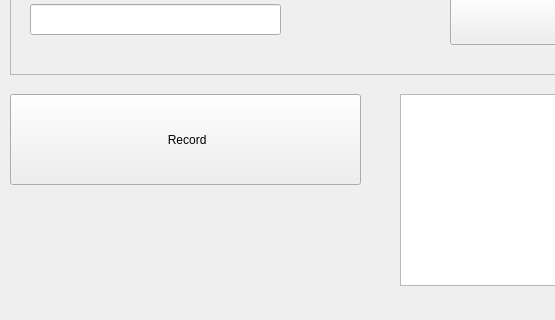
notjoedo/recorder-app, file form.ui: the form before one commit; both pictures show x 0 to 555 and y 315 to 635 of the 814 by 635 pixel window.
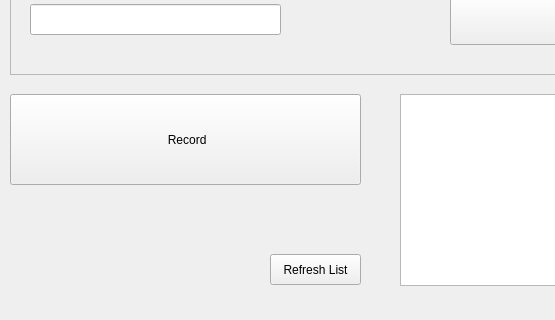
The form after the commit. Icons and pictures are not drawn.

Commit message: Implemented import file and refresh list function

```diff
--- a/form.ui
+++ b/form.ui
@@ -307,6 +307,19 @@
      </rect>
     </property>
    </widget>
+   <widget class="QToolButton" name="refreshList">
+    <property name="geometry">
+     <rect>
+      <x>270</x>
+      <y>550</y>
+      <width>91</width>
+      <height>31</height>
+     </rect>
+    </property>
+    <property name="text">
+     <string>Refresh List</string>
+    </property>
+   </widget>
   </widget>
   <widget class="QMenuBar" name="menubar">
    <property name="geometry">
```
The commit also changes 1 other file.
